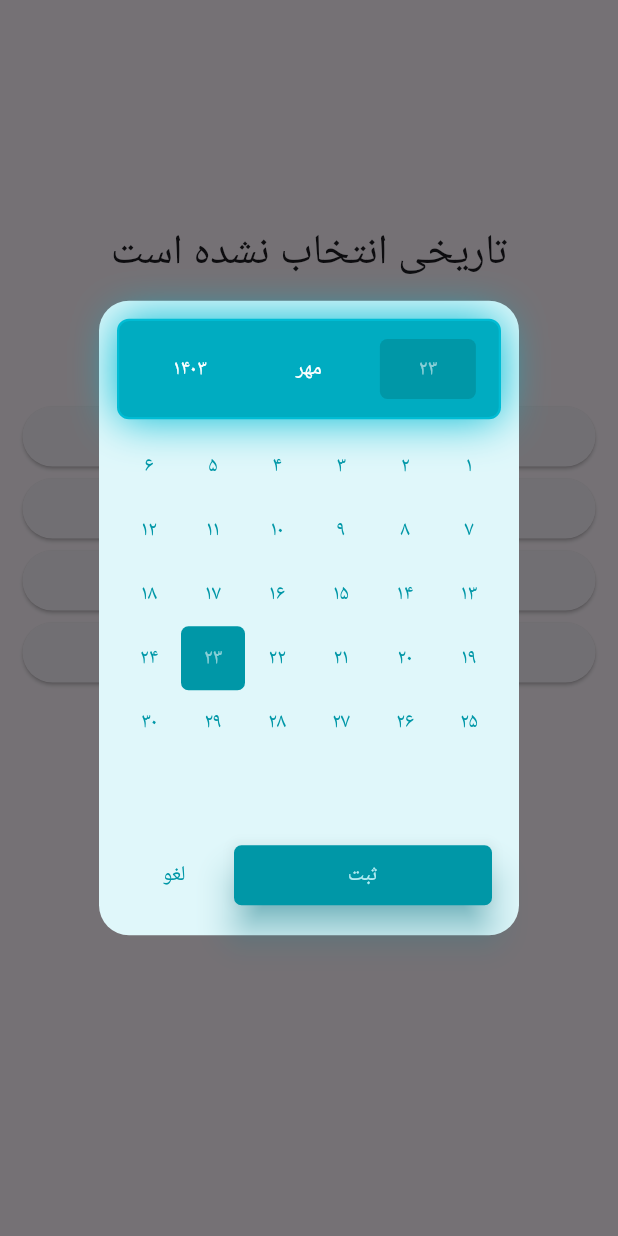
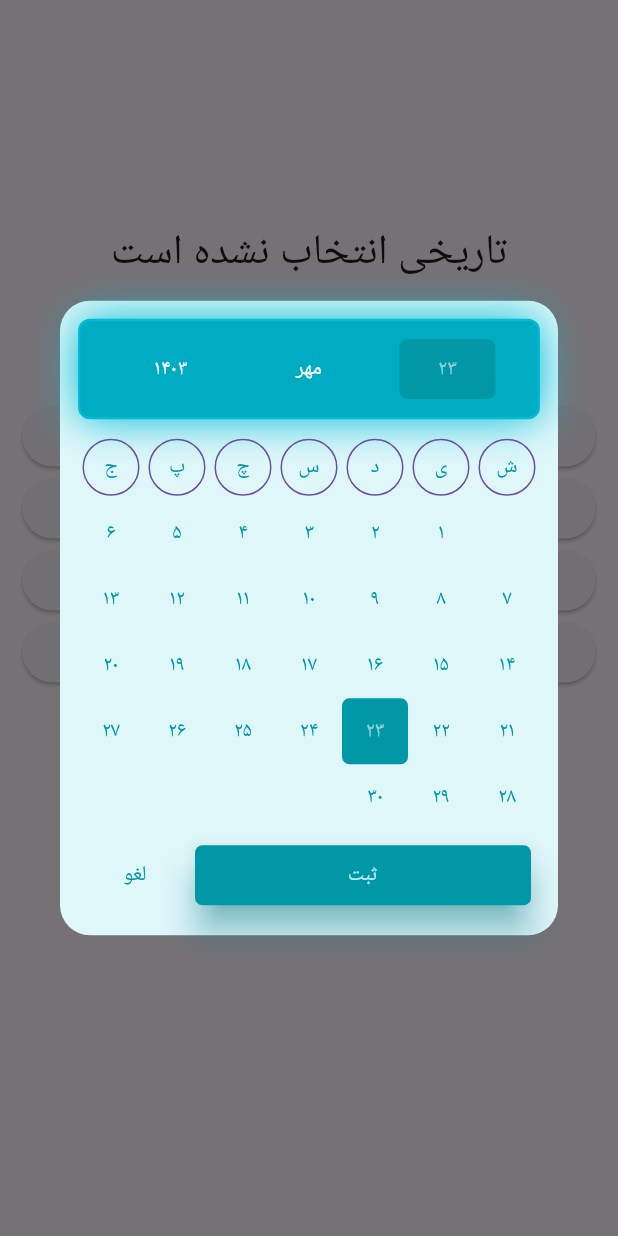
Before and after one commit to Persian-Widgets/persian_calendar_widget, a Flutter app: the screen it shows after launch, after a tap on "انتخاب روز و ماه", on a phone screen of 412 x 824 dp. Run offline on Flutter 3.47's test engine with Material 3 defaults, Android fonts, the phone set to English and light mode, and no system bars; our stand-ins replace shamsi_date.

Commit message:
feat: add week days list widget arguments in all calendar widgets

```diff
--- a/lib/feature/feature_custom_decoration/custom_decoration_persian_calendar.dart
+++ b/lib/feature/feature_custom_decoration/custom_decoration_persian_calendar.dart
@@ -37,6 +37,9 @@ class CustomDecorationPersianCalendar {
     String? goTitle,
     TextStyle? goTextStyle,
     ButtonStyle? goButtonStyle,
+    BoxDecoration? weekDaysBoxStyle,
+    EdgeInsetsGeometry? weekDaysPadding,
+    TextStyle? weekDaysTextStyle,
   }) {
     showDialog(
       context: context,
@@ -74,6 +77,9 @@ class CustomDecorationPersianCalendar {
           goTitle: goTitle,
           goButtonStyle: goButtonStyle,
           goTextStyle: goTextStyle,
+          weekDaysBoxStyle: weekDaysBoxStyle,
+          weekDaysPadding: weekDaysPadding,
+          weekDaysTextStyle: weekDaysTextStyle,
         );
       },
     );
@@ -109,6 +115,9 @@ class CustomDecorationPersianCalendar {
     String? goTitle,
     TextStyle? goTextStyle,
     ButtonStyle? goButtonStyle,
+    BoxDecoration? weekDaysBoxStyle,
+    EdgeInsetsGeometry? weekDaysPadding,
+    TextStyle? weekDaysTextStyle,
   }) {
     showDialog(
       context: context,
@@ -146,6 +155,9 @@ class CustomDecorationPersianCalendar {
           goTitle: goTitle,
           goButtonStyle: goButtonStyle,
           goTextStyle: goTextStyle,
+          weekDaysBoxStyle: weekDaysBoxStyle,
+          weekDaysPadding: weekDaysPadding,
+          weekDaysTextStyle: weekDaysTextStyle,
         );
       },
     );
@@ -183,6 +195,9 @@ class CustomDecorationPersianCalendar {
     String? goTitle,
     TextStyle? goTextStyle,
     ButtonStyle? goButtonStyle,
+    BoxDecoration? weekDaysBoxStyle,
+    EdgeInsetsGeometry? weekDaysPadding,
+    TextStyle? weekDaysTextStyle,
   }) {
     showDialog(
       context: context,
@@ -220,6 +235,9 @@ class CustomDecorationPersianCalendar {
           goTitle: goTitle,
           goButtonStyle: goButtonStyle,
           goTextStyle: goTextStyle,
+          weekDaysBoxStyle: weekDaysBoxStyle,
+          weekDaysPadding: weekDaysPadding,
+          weekDaysTextStyle: weekDaysTextStyle,
         );
       },
     );
--- a/lib/feature/feature_dialog_box/date_picker_dialog_box.dart
+++ b/lib/feature/feature_dialog_box/date_picker_dialog_box.dart
@@ -1,9 +1,9 @@
-// ignore_for_file: lines_longer_than_80_chars
-
 import 'package:flutter/material.dart';
 import 'package:persian_calendar_widget/core/enum/enum.dart';
 import 'package:persian_calendar_widget/core/extension/space_xy.dart';
 import 'package:persian_calendar_widget/core/extension/to_persian_digit.dart';
+import 'package:persian_calendar_widget/core/utils/constants/app_constants.dart';
+import 'package:persian_calendar_widget/core/widgets/week_days_list.dart';
 import 'package:shamsi_date/shamsi_date.dart';
 
 typedef OnPickDate = void Function(Jalali jalaliDate, String dateInText);
@@ -23,6 +23,9 @@ class DatePickerDialogBox extends StatefulWidget {
   final ButtonStyle? titleSelectedButtonStyle;
   final TextStyle? titleTextStyle;
   final TextStyle? titleSelectedTextStyle;
+  final BoxDecoration? weekDaysBoxStyle;
+  final EdgeInsetsGeometry? weekDaysPadding;
+  final TextStyle? weekDaysTextStyle;
   final ButtonStyle? dateButtonStyle;
   final ButtonStyle? dateSelectedButtonStyle;
   final TextStyle? dateTextStyle;
@@ -75,6 +78,9 @@ class DatePickerDialogBox extends StatefulWidget {
     required this.showTodayBanner,
     required this.todayDateBannerTextStyle,
     required this.todayTitleBannerTextStyle,
+    required this.weekDaysBoxStyle,
+    required this.weekDaysPadding,
+    required this.weekDaysTextStyle,
     super.key,
   });
 
@@ -100,20 +106,19 @@ class _DatePickerDialogBoxState extends State<DatePickerDialogBox> {
   late int selectedMonths;
   late int selectedYear;
 
-  final Map<int, String> monthsMap = {
-    1: 'فروردین',
-    2: 'اردیبهشت',
-    3: 'خرداد',
-    4: 'تیر',
-    5: 'مرداد',
-    6: 'شهریور',
-    7: 'مهر',
-    8: 'آبان',
-    9: 'آذر',
-    10: 'دی',
-    11: 'بهمن',
-    12: 'اسفند',
-  };
+  (int, int) getSelectedDateLength() {
+    int monthLength = selectedDate.monthLength;
+    final Jalali thisMonthInfo = Jalali(selectedYear, selectedMonths);
+    final String weekNameOfFirstDay =
+        thisMonthInfo.formatter.wN.substring(0, 1);
+    final int weekDayNumber = AppConstants.weekMap.entries
+        .firstWhere(
+          (element) => element.value == weekNameOfFirstDay,
+        )
+        .key;
+    monthLength = monthLength + weekDayNumber - 1;
+    return (monthLength, weekDayNumber);
+  }
 
   @override
   void initState() {
@@ -374,12 +379,14 @@ class _DatePickerDialogBoxState extends State<DatePickerDialogBox> {
                                 topLeft: const Radius.circular(5),
                                 topRight: const Radius.circular(5),
                                 bottomRight: const Radius.circular(5),
-                                bottomLeft:
-                                    Radius.circular(widget.borderRadius * 0.6),
+                                bottomLeft: Radius.circular(
+                                  widget.borderRadius * 0.6,
+                                ),
                               )
                             : BorderRadius.vertical(
-                                bottom:
-                                    Radius.circular(widget.borderRadius * .6),
+                                bottom: Radius.circular(
+                                  widget.borderRadius * .6,
+                                ),
                                 top: const Radius.circular(5),
                               ),
                         border: Border.all(
@@ -413,27 +420,38 @@ class _DatePickerDialogBoxState extends State<DatePickerDialogBox> {
           ),
 
           SizedBox(
-            width: 100,
+            width: 300,
             height: 280,
             child: PageView(
               controller: _pageController,
               physics: const NeverScrollableScrollPhysics(),
               children: [
                 /// day screen
-                GridView.builder(
+                Stack(
+                  children: [
+                    Positioned.fill(
+                      top: 51,
+                      child: GridView.builder(
                         padding: const EdgeInsets.only(
                           right: 12,
                           left: 12,
-                    top: 10,
+                          top: 3,
                           bottom: 5,
                         ),
                         shrinkWrap: true,
-                  gridDelegate: const SliverGridDelegateWithMaxCrossAxisExtent(
-                    maxCrossAxisExtent: 50,
+                        // physics: const BouncingScrollPhysics(),
+                        gridDelegate:
+                            const SliverGridDelegateWithFixedCrossAxisCount(
+                          crossAxisCount: 7,
                         ),
-                  itemCount: selectedDate.monthLength,
+                        itemCount: getSelectedDateLength().$1,
                         itemBuilder: (context, index) {
-                    final int currentDay = index + 1;
+                          final int currentDay =
+                              index + 2 - getSelectedDateLength().$2;
+
+                          if (currentDay < 1) {
+                            return const SizedBox.shrink();
+                          }
 
                           return TextButton(
                             style: widget.dateButtonStyle == null
@@ -449,12 +467,13 @@ class _DatePickerDialogBoxState extends State<DatePickerDialogBox> {
                                     : widget.dateButtonStyle,
                             child: Text(
                               widget.calendarType == CalendarType.persian
-                            ? '${index + 1}'.toPersianDigit()
-                            : '${index + 1}',
+                                  ? '$currentDay'.toPersianDigit()
+                                  : '$currentDay',
                               style: widget.dateTextStyle == null
                                   ? TextStyle(
                                       color: selectedDay == currentDay
-                                    ? widget.onPrimaryColor ?? Colors.white
+                                          ? widget.onPrimaryColor ??
+                                              Colors.white
                                           : widget.primaryColor,
                                     )
                                   : selectedDay == currentDay
@@ -464,11 +483,22 @@ class _DatePickerDialogBoxState extends State<DatePickerDialogBox> {
                             ),
                             onPressed: () {
                               /// set new date with new index
-                        _updateSelectedDate(selectedDate.withDay(currentDay));
+                              _updateSelectedDate(
+                                selectedDate.withDay(currentDay),
+                              );
                               setState(() {});
                             },
                           );
                         },
+                      ),
+                    ),
+                    WeekDaysList(
+                      primaryColor: widget.primaryColor,
+                      boxDecoration: widget.weekDaysBoxStyle,
+                      tilesPadding: widget.weekDaysPadding,
+                      textStyle: widget.cancelTextStyle,
+                    ),
+                  ],
                 ),
 
                 /// month screen
@@ -484,7 +514,7 @@ class _DatePickerDialogBoxState extends State<DatePickerDialogBox> {
                     maxCrossAxisExtent: 100,
                     childAspectRatio: 1.7,
                   ),
-                  itemCount: monthsMap.length,
+                  itemCount: AppConstants.monthsMap.length,
                   itemBuilder: (context, index) {
                     final int currentMonth = index + 1;
 
@@ -506,7 +536,7 @@ class _DatePickerDialogBoxState extends State<DatePickerDialogBox> {
                                   widget.dateButtonStyle
                               : widget.dateButtonStyle,
                       child: Text(
-                        '${monthsMap[currentMonth]}',
+                        '${AppConstants.monthsMap[currentMonth]}',
                         style: widget.dateTextStyle == null
                             ? TextStyle(
                                 color: selectedMonths == currentMonth
@@ -728,7 +758,7 @@ class _DatePickerDialogBoxState extends State<DatePickerDialogBox> {
 
     /// update selected date in text
     selectedDateInText =
-        '$selectedDay ${monthsMap[selectedMonths]} $selectedYear';
+        '$selectedDay ${AppConstants.monthsMap[selectedMonths]} $selectedYear';
   }
 }
 
--- a/lib/feature/feature_minimal/minimal_persian_calendar.dart
+++ b/lib/feature/feature_minimal/minimal_persian_calendar.dart
@@ -26,6 +26,8 @@ class MinimalPersianCalendar {
     bool? useGoToTodayButton,
     String? goTitle,
     TextStyle? goTextStyle,
+    EdgeInsetsGeometry? weekDaysPadding,
+    TextStyle? weekDaysTextStyle,
   }) {
     showDialog(
       context: context,
@@ -63,6 +65,9 @@ class MinimalPersianCalendar {
           goTitle: goTitle,
           goButtonStyle: null,
           goTextStyle: goTextStyle,
+          weekDaysBoxStyle: null,
+          weekDaysPadding: weekDaysPadding,
+          weekDaysTextStyle: weekDaysTextStyle,
         );
       },
     );
@@ -90,6 +95,8 @@ class MinimalPersianCalendar {
     bool? useGoToTodayButton,
     String? goTitle,
     TextStyle? goTextStyle,
+    EdgeInsetsGeometry? weekDaysPadding,
+    TextStyle? weekDaysTextStyle,
   }) {
     showDialog(
       context: context,
@@ -127,6 +134,9 @@ class MinimalPersianCalendar {
           goTitle: goTitle,
           goButtonStyle: null,
           goTextStyle: goTextStyle,
+          weekDaysBoxStyle: null,
+          weekDaysPadding: weekDaysPadding,
+          weekDaysTextStyle: weekDaysTextStyle,
         );
       },
     );
@@ -156,6 +166,8 @@ class MinimalPersianCalendar {
     bool? useGoToTodayButton,
     String? goTitle,
     TextStyle? goTextStyle,
+    EdgeInsetsGeometry? weekDaysPadding,
+    TextStyle? weekDaysTextStyle,
   }) {
     showDialog(
       context: context,
@@ -193,6 +205,9 @@ class MinimalPersianCalendar {
           goTitle: goTitle,
           goButtonStyle: null,
           goTextStyle: goTextStyle,
+          weekDaysBoxStyle: null,
+          weekDaysPadding: weekDaysPadding,
+          weekDaysTextStyle: weekDaysTextStyle,
         );
       },
     );
```
Lines whose indentation alone changed are shown as unchanged.
